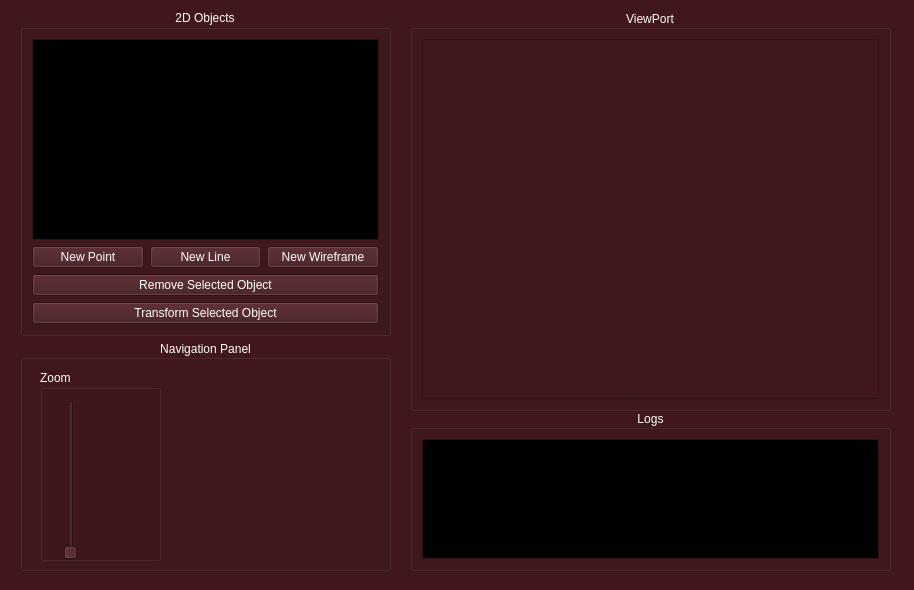
Before: the Qt Designer form SGI/view/screens/main.ui in JVSutter/Sistema-Grafico-Interativo, drawn with Qt 5.
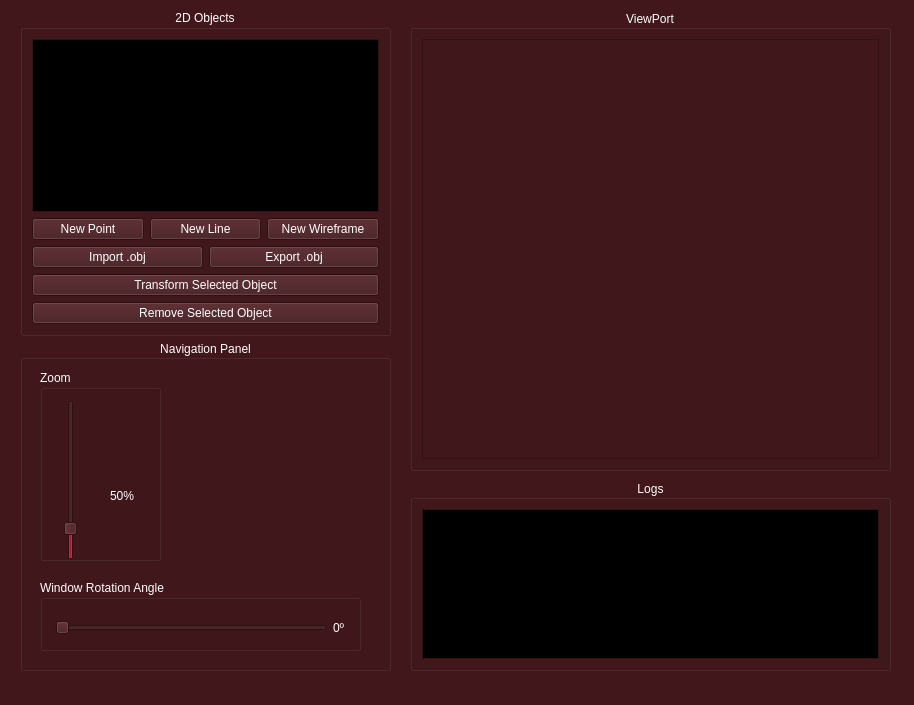
After: the same form once the commit is applied. Icons and pictures are not drawn.

The edit to the form file:
```diff
--- a/SGI/view/screens/main.ui
+++ b/SGI/view/screens/main.ui
@@ -10,7 +10,7 @@
     <x>0</x>
     <y>0</y>
     <width>914</width>
-    <height>590</height>
+    <height>705</height>
    </rect>
   </property>
   <property name="sizePolicy">
@@ -22,13 +22,13 @@
   <property name="minimumSize">
    <size>
     <width>914</width>
-    <height>590</height>
+    <height>705</height>
    </size>
   </property>
   <property name="maximumSize">
    <size>
     <width>914</width>
-    <height>590</height>
+    <height>705</height>
    </size>
   </property>
   <property name="palette">
@@ -686,17 +686,22 @@
        </layout>
       </item>
       <item>
-       <widget class="QPushButton" name="removeObject">
-        <property name="cursor">
-         <cursorShape>PointingHandCursor</cursorShape>
-        </property>
-        <property name="styleSheet">
-         <string notr="true"/>
-        </property>
+       <layout class="QHBoxLayout" name="horizontalLayout_6">
+        <item>
+         <widget class="QPushButton" name="importButton">
+          <property name="text">
+           <string>Import .obj</string>
+          </property>
+         </widget>
+        </item>
+        <item>
+         <widget class="QPushButton" name="exportButton">
         <property name="text">
-         <string>Remove Selected Object</string>
-        </property>
-       </widget>
+           <string>Export .obj</string>
+          </property>
+         </widget>
+        </item>
+       </layout>
       </item>
       <item>
        <widget class="QPushButton" name="transformObject">
@@ -711,6 +716,19 @@
         </property>
        </widget>
       </item>
+      <item>
+       <widget class="QPushButton" name="removeObject">
+        <property name="cursor">
+         <cursorShape>PointingHandCursor</cursorShape>
+        </property>
+        <property name="styleSheet">
+         <string notr="true"/>
+        </property>
+        <property name="text">
+         <string>Remove Selected Object</string>
+        </property>
+       </widget>
+      </item>
      </layout>
     </item>
    </layout>
@@ -721,7 +739,7 @@
      <x>20</x>
      <y>340</y>
      <width>371</width>
-     <height>231</height>
+     <height>331</height>
     </rect>
    </property>
    <property name="cursor">
@@ -766,19 +784,31 @@
      <property name="cursor">
       <cursorShape>PointingHandCursor</cursorShape>
      </property>
+     <property name="minimum">
+      <number>1</number>
+     </property>
+     <property name="maximum">
+      <number>300</number>
+     </property>
+     <property name="value">
+      <number>50</number>
+     </property>
      <property name="orientation">
       <enum>Qt::Orientation::Vertical</enum>
      </property>
     </widget>
+    <widget class="QWidget" name="">
+     <property name="geometry">
+      <rect>
+       <x>60</x>
+       <y>30</y>
+       <width>44</width>
+       <height>151</height>
+      </rect>
+     </property>
+     <layout class="QVBoxLayout" name="verticalLayout_2">
+      <item>
     <widget class="QPushButton" name="zoomInButton">
-     <property name="geometry">
-      <rect>
-       <x>60</x>
-       <y>60</y>
-       <width>38</width>
-       <height>38</height>
-      </rect>
-     </property>
      <property name="cursor">
       <cursorShape>PointingHandCursor</cursorShape>
      </property>
@@ -811,15 +841,9 @@
       <bool>true</bool>
      </property>
     </widget>
+      </item>
+      <item>
     <widget class="QPushButton" name="zoomOutButton">
-     <property name="geometry">
-      <rect>
-       <x>60</x>
-       <y>110</y>
-       <width>38</width>
-       <height>38</height>
-      </rect>
-     </property>
      <property name="cursor">
       <cursorShape>PointingHandCursor</cursorShape>
      </property>
@@ -852,12 +876,25 @@
       <bool>true</bool>
      </property>
     </widget>
+      </item>
+      <item>
+       <widget class="QLabel" name="zoomLabel">
+        <property name="text">
+         <string>50%</string>
+        </property>
+        <property name="alignment">
+         <set>Qt::AlignmentFlag::AlignCenter</set>
+        </property>
+       </widget>
+      </item>
+     </layout>
+    </widget>
    </widget>
    <widget class="QLabel" name="imageNavigation">
     <property name="geometry">
      <rect>
       <x>180</x>
-      <y>40</y>
+      <y>50</y>
       <width>171</width>
       <height>171</height>
      </rect>
@@ -873,7 +910,7 @@
     <property name="geometry">
      <rect>
       <x>190</x>
-      <y>30</y>
+      <y>40</y>
       <width>151</width>
       <height>71</height>
      </rect>
@@ -907,7 +944,7 @@
     <property name="geometry">
      <rect>
       <x>180</x>
-      <y>90</y>
+      <y>100</y>
       <width>81</width>
       <height>71</height>
      </rect>
@@ -941,7 +978,7 @@
     <property name="geometry">
      <rect>
       <x>260</x>
-      <y>90</y>
+      <y>100</y>
       <width>91</width>
       <height>71</height>
      </rect>
@@ -981,7 +1018,7 @@
     <property name="geometry">
      <rect>
       <x>190</x>
-      <y>150</y>
+      <y>160</y>
       <width>151</width>
       <height>71</height>
      </rect>
@@ -1011,14 +1048,71 @@
      <bool>true</bool>
     </property>
    </widget>
+   <widget class="QGroupBox" name="groupBox_3">
+    <property name="geometry">
+     <rect>
+      <x>20</x>
+      <y>240</y>
+      <width>321</width>
+      <height>71</height>
+     </rect>
+    </property>
+    <property name="title">
+     <string>Window Rotation Angle</string>
+    </property>
+    <widget class="QWidget" name="">
+     <property name="geometry">
+      <rect>
+       <x>15</x>
+       <y>33</y>
+       <width>291</width>
+       <height>29</height>
+      </rect>
+     </property>
+     <layout class="QHBoxLayout" name="horizontalLayout_5">
+      <item>
+       <widget class="QSlider" name="windowRotationSlider">
+        <property name="minimum">
+         <number>0</number>
+        </property>
+        <property name="maximum">
+         <number>360</number>
+        </property>
+        <property name="singleStep">
+         <number>1</number>
+        </property>
+        <property name="pageStep">
+         <number>1</number>
+        </property>
+        <property name="orientation">
+         <enum>Qt::Orientation::Horizontal</enum>
+        </property>
+        <property name="tickPosition">
+         <enum>QSlider::TickPosition::NoTicks</enum>
+        </property>
+        <property name="tickInterval">
+         <number>0</number>
+        </property>
+       </widget>
+      </item>
+      <item>
+       <widget class="QLabel" name="windowRotationLabel">
+        <property name="text">
+         <string>0º</string>
+        </property>
+       </widget>
+      </item>
+     </layout>
+    </widget>
+   </widget>
   </widget>
   <widget class="QGroupBox" name="groupBox">
    <property name="geometry">
     <rect>
      <x>410</x>
-     <y>410</y>
+     <y>480</y>
      <width>481</width>
-     <height>161</height>
+     <height>191</height>
     </rect>
    </property>
    <property name="title">
@@ -1113,7 +1207,7 @@
      <x>410</x>
      <y>10</y>
      <width>481</width>
-     <height>401</height>
+     <height>461</height>
     </rect>
    </property>
    <property name="title">
```
Lines whose indentation alone changed are shown as unchanged.
